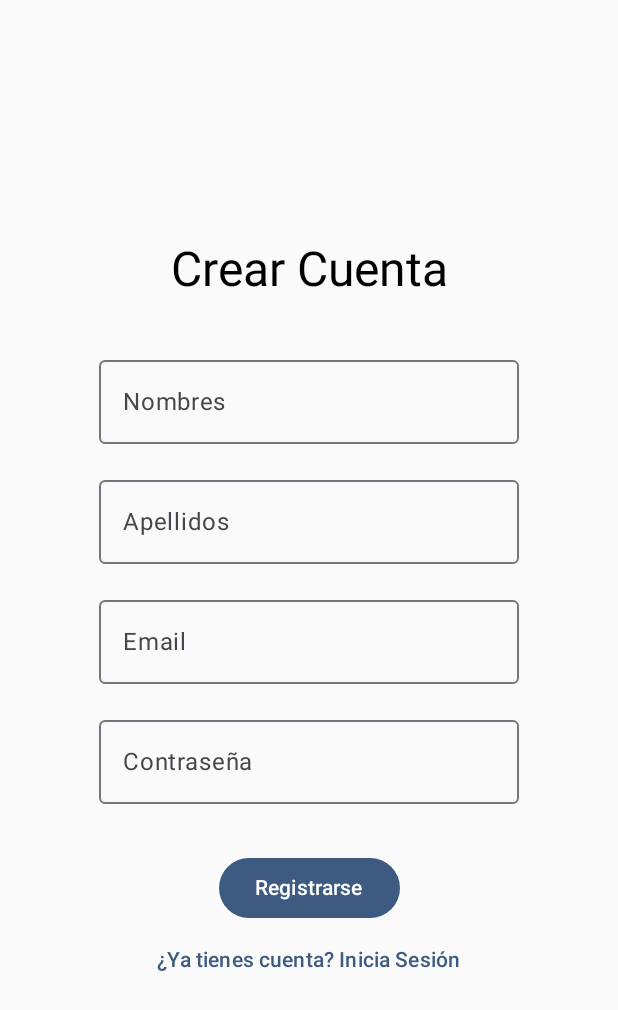
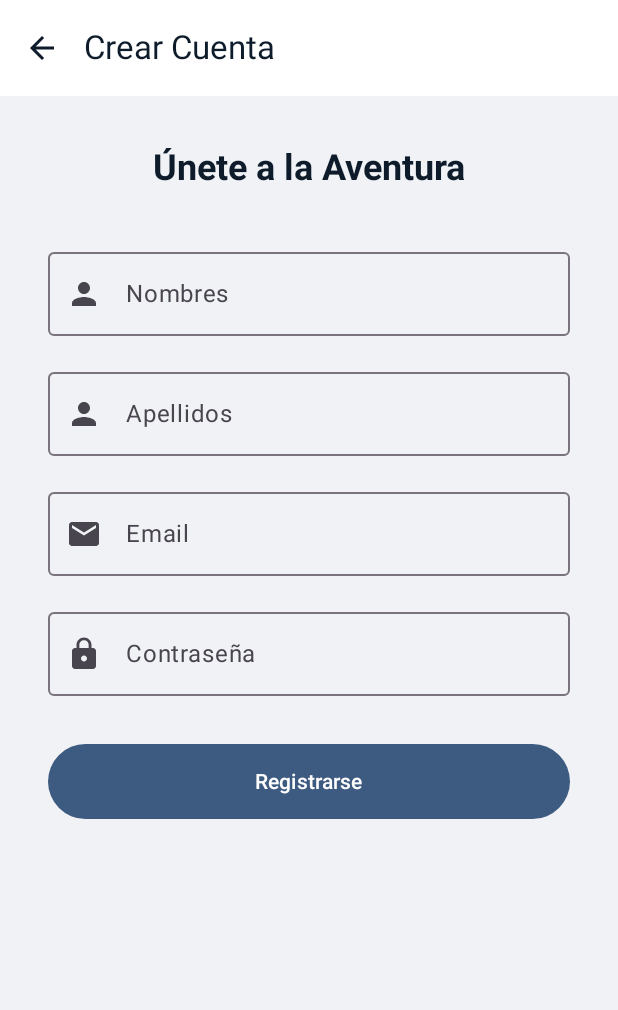
Before and after one commit to deivchrist/Panamericana, an Android app built with Jetpack Compose: the RegisterScreen screen opened through its navigation route, on a phone screen of 412 x 824 dp. Shown: the top 1010 px of the screen. Run offline under Robolectric (Android 15) with nearby library versions, the phone set to English and light mode, and no system bars.

Commit message:
refactor(ui): Rediseño las pantallas de Login y Registro

```diff
--- a/app/src/main/java/com/panamericana/app/ui/screens/LoginScreen.kt
+++ b/app/src/main/java/com/panamericana/app/ui/screens/LoginScreen.kt
@@ -1,13 +1,27 @@
 package com.panamericana.app.ui.screens
 
+import androidx.compose.foundation.Image
 import androidx.compose.foundation.layout.*
+import androidx.compose.foundation.text.KeyboardOptions
+import androidx.compose.material.icons.Icons
+import androidx.compose.material.icons.filled.Email
+import androidx.compose.material.icons.filled.Lock
+import androidx.compose.material.icons.filled.Visibility
+import androidx.compose.material.icons.filled.VisibilityOff
 import androidx.compose.material3.*
 import androidx.compose.runtime.*
 import androidx.compose.ui.Alignment
 import androidx.compose.ui.Modifier
+import androidx.compose.ui.res.painterResource
+import androidx.compose.ui.text.font.FontWeight
+import androidx.compose.ui.text.input.KeyboardType
+import androidx.compose.ui.text.input.PasswordVisualTransformation
+import androidx.compose.ui.text.input.VisualTransformation
+import androidx.compose.ui.text.style.TextAlign
 import androidx.compose.ui.unit.dp
 import androidx.lifecycle.viewmodel.compose.viewModel
 import androidx.navigation.NavController
+import com.panamericana.app.R
 import com.panamericana.app.ui.viewmodel.AuthViewModel
 import com.panamericana.app.ui.viewmodel.LoginStatus
 
@@ -16,7 +30,9 @@ fun LoginScreen(navController: NavController, authViewModel: AuthViewModel = vie
     val email by authViewModel.email.collectAsState()
     val password by authViewModel.password.collectAsState()
     val loginState by authViewModel.loginState.collectAsState()
+    var passwordVisible by remember { mutableStateOf(false) }
 
+    // Efecto para navegar al tener un login exitoso
     LaunchedEffect(loginState) {
         if (loginState == LoginStatus.SUCCESS) {
             navController.navigate("main_app") {
@@ -25,28 +41,79 @@ fun LoginScreen(navController: NavController, authViewModel: AuthViewModel = vie
         }
     }
 
+    Scaffold { paddingValues ->
         Column(
-        modifier = Modifier.fillMaxSize().padding(32.dp),
-        verticalArrangement = Arrangement.Center,
+            modifier = Modifier
+                .fillMaxSize()
+                .padding(paddingValues)
+                .padding(32.dp),
             horizontalAlignment = Alignment.CenterHorizontally
         ) {
-        Text("Iniciar Sesión", style = MaterialTheme.typography.headlineLarge)
+            Spacer(modifier = Modifier.weight(0.5f))
+
+            // Sección del Logo y Bienvenida
+            Image(
+                painter = painterResource(id = R.drawable.logo),
+                contentDescription = "Logo de la App",
+                modifier = Modifier.height(60.dp)
+            )
+            Spacer(modifier = Modifier.height(16.dp))
+            Text("Bienvenido de Nuevo", style = MaterialTheme.typography.headlineSmall, fontWeight = FontWeight.Bold)
+            Text("Inicia sesión para continuar tu aventura", style = MaterialTheme.typography.bodyMedium)
+
             Spacer(modifier = Modifier.height(32.dp))
 
-        OutlinedTextField(value = email, onValueChange = { authViewModel.onEmailChange(it) }, label = { Text("Email") })
+            // Campos de Texto
+            OutlinedTextField(
+                value = email,
+                onValueChange = { authViewModel.onEmailChange(it) },
+                label = { Text("Email") },
+                leadingIcon = { Icon(Icons.Default.Email, contentDescription = null) },
+                modifier = Modifier.fillMaxWidth()
+            )
             Spacer(modifier = Modifier.height(16.dp))
-        OutlinedTextField(value = password, onValueChange = { authViewModel.onPasswordChange(it) }, label = { Text("Contraseña") })
+            OutlinedTextField(
+                value = password,
+                onValueChange = { authViewModel.onPasswordChange(it) },
+                label = { Text("Contraseña") },
+                leadingIcon = { Icon(Icons.Default.Lock, contentDescription = null) },
+                modifier = Modifier.fillMaxWidth(),
+                visualTransformation = if (passwordVisible) VisualTransformation.None else PasswordVisualTransformation(),
+                keyboardOptions = KeyboardOptions(keyboardType = KeyboardType.Password),
+                trailingIcon = {
+                    val image = if (passwordVisible) Icons.Filled.Visibility else Icons.Filled.VisibilityOff
+                    IconButton(onClick = { passwordVisible = !passwordVisible }) {
+                        Icon(imageVector = image, contentDescription = "Mostrar/Ocultar contraseña")
+                    }
+                }
+            )
 
             if (loginState == LoginStatus.ERROR) {
-            Text("Credenciales incorrectas", color = MaterialTheme.colorScheme.error)
+                Text("Credenciales incorrectas. Inténtalo de nuevo.", color = MaterialTheme.colorScheme.error, modifier = Modifier.padding(top = 8.dp))
             }
 
-        Spacer(modifier = Modifier.height(32.dp))
-        Button(onClick = { authViewModel.login() }) {
-            Text("Login")
+            Spacer(modifier = Modifier.height(24.dp))
+
+            // Botón de Login
+            Button(
+                onClick = { authViewModel.login() },
+                modifier = Modifier.fillMaxWidth().height(50.dp)
+            ) {
+                Text("Iniciar Sesión")
             }
-        TextButton(onClick = { navController.navigate("register") }) {
-            Text("¿No tienes cuenta? Regístrate")
+
+            Spacer(modifier = Modifier.weight(1f))
+
+            // Navegación a Registro
+            Row(verticalAlignment = Alignment.CenterVertically) {
+                Text("¿No tienes una cuenta?")
+                TextButton(onClick = {
+                    authViewModel.resetLoginStatus()
+                    navController.navigate("register")
+                }) {
+                    Text("Regístrate")
                 }
             }
         }
+    }
+}
--- a/app/src/main/java/com/panamericana/app/ui/screens/RegisterScreen.kt
+++ b/app/src/main/java/com/panamericana/app/ui/screens/RegisterScreen.kt
@@ -1,25 +1,36 @@
 package com.panamericana.app.ui.screens
 
 import androidx.compose.foundation.layout.*
+import androidx.compose.foundation.rememberScrollState
+import androidx.compose.foundation.text.KeyboardOptions
+import androidx.compose.foundation.verticalScroll
+import androidx.compose.material.icons.Icons
+import androidx.compose.material.icons.automirrored.filled.ArrowBack
+import androidx.compose.material.icons.filled.Email
+import androidx.compose.material.icons.filled.Lock
+import androidx.compose.material.icons.filled.Person
 import androidx.compose.material3.*
 import androidx.compose.runtime.*
 import androidx.compose.ui.Alignment
 import androidx.compose.ui.Modifier
+import androidx.compose.ui.text.font.FontWeight
+import androidx.compose.ui.text.input.KeyboardType
+import androidx.compose.ui.text.input.PasswordVisualTransformation
 import androidx.compose.ui.unit.dp
 import androidx.lifecycle.viewmodel.compose.viewModel
 import androidx.navigation.NavController
 import com.panamericana.app.ui.viewmodel.AuthViewModel
-import com.panamericana.app.ui.viewmodel.LoginStatus
 
+@OptIn(ExperimentalMaterial3Api::class)
 @Composable
 fun RegisterScreen(navController: NavController, authViewModel: AuthViewModel = viewModel()) {
     val firstName by authViewModel.firstName.collectAsState()
     val lastName by authViewModel.lastName.collectAsState()
     val email by authViewModel.email.collectAsState()
     val password by authViewModel.password.collectAsState()
-    val loginState by authViewModel.loginState.collectAsState()
     val registrationComplete by authViewModel.registrationComplete.collectAsState()
 
+    // Efecto para volver al login después de un registro exitoso
     LaunchedEffect(registrationComplete) {
         if (registrationComplete) {
             navController.popBackStack()
@@ -27,29 +38,73 @@ fun RegisterScreen(navController: NavController, authViewModel: AuthViewModel =
         }
     }
 
+    Scaffold(
+        topBar = {
+            TopAppBar(
+                title = { Text("Crear Cuenta") },
+                navigationIcon = {
+                    IconButton(onClick = { navController.popBackStack() }) {
+                        Icon(Icons.AutoMirrored.Filled.ArrowBack, "Volver")
+                    }
+                }
+            )
+        }
+    ) { paddingValues ->
         Column(
-        modifier = Modifier.fillMaxSize().padding(32.dp),
-        verticalArrangement = Arrangement.Center,
+            modifier = Modifier
+                .fillMaxSize()
+                .padding(paddingValues)
+                .padding(32.dp)
+                .verticalScroll(rememberScrollState()), // Para evitar que el teclado tape los campos
             horizontalAlignment = Alignment.CenterHorizontally
         ) {
-        Text("Crear Cuenta", style = MaterialTheme.typography.headlineLarge)
+            Text("Únete a la Aventura", style = MaterialTheme.typography.headlineSmall, fontWeight = FontWeight.Bold)
             Spacer(modifier = Modifier.height(32.dp))
 
-        // Nuevos campos de texto
-        OutlinedTextField(value = firstName, onValueChange = { authViewModel.onFirstNameChange(it) }, label = { Text("Nombres") })
+            // Campos de Texto
+            OutlinedTextField(
+                value = firstName,
+                onValueChange = { authViewModel.onFirstNameChange(it) },
+                label = { Text("Nombres") },
+                leadingIcon = { Icon(Icons.Default.Person, contentDescription = null) },
+                modifier = Modifier.fillMaxWidth()
+            )
             Spacer(modifier = Modifier.height(16.dp))
-        OutlinedTextField(value = lastName, onValueChange = { authViewModel.onLastNameChange(it) }, label = { Text("Apellidos") })
+            OutlinedTextField(
+                value = lastName,
+                onValueChange = { authViewModel.onLastNameChange(it) },
+                label = { Text("Apellidos") },
+                leadingIcon = { Icon(Icons.Default.Person, contentDescription = null) },
+                modifier = Modifier.fillMaxWidth()
+            )
             Spacer(modifier = Modifier.height(16.dp))
-        OutlinedTextField(value = email, onValueChange = { authViewModel.onEmailChange(it) }, label = { Text("Email") })
+            OutlinedTextField(
+                value = email,
+                onValueChange = { authViewModel.onEmailChange(it) },
+                label = { Text("Email") },
+                leadingIcon = { Icon(Icons.Default.Email, contentDescription = null) },
+                modifier = Modifier.fillMaxWidth(),
+                keyboardOptions = KeyboardOptions(keyboardType = KeyboardType.Email)
+            )
             Spacer(modifier = Modifier.height(16.dp))
-        OutlinedTextField(value = password, onValueChange = { authViewModel.onPasswordChange(it) }, label = { Text("Contraseña") })
+            OutlinedTextField(
+                value = password,
+                onValueChange = { authViewModel.onPasswordChange(it) },
+                label = { Text("Contraseña") },
+                leadingIcon = { Icon(Icons.Default.Lock, contentDescription = null) },
+                modifier = Modifier.fillMaxWidth(),
+                visualTransformation = PasswordVisualTransformation(),
+                keyboardOptions = KeyboardOptions(keyboardType = KeyboardType.Password)
+            )
             Spacer(modifier = Modifier.height(32.dp))
 
-        Button(onClick = { authViewModel.register() }) {
+            // Botón de Registro
+            Button(
+                onClick = { authViewModel.register() },
+                modifier = Modifier.fillMaxWidth().height(50.dp)
+            ) {
                 Text("Registrarse")
-        }
-        TextButton(onClick = { navController.popBackStack() }) {
-            Text("¿Ya tienes cuenta? Inicia Sesión")
             }
         }
     }
+}
```
Also changed, not shown: 1 other file. Lines whose indentation alone changed are shown as unchanged.
